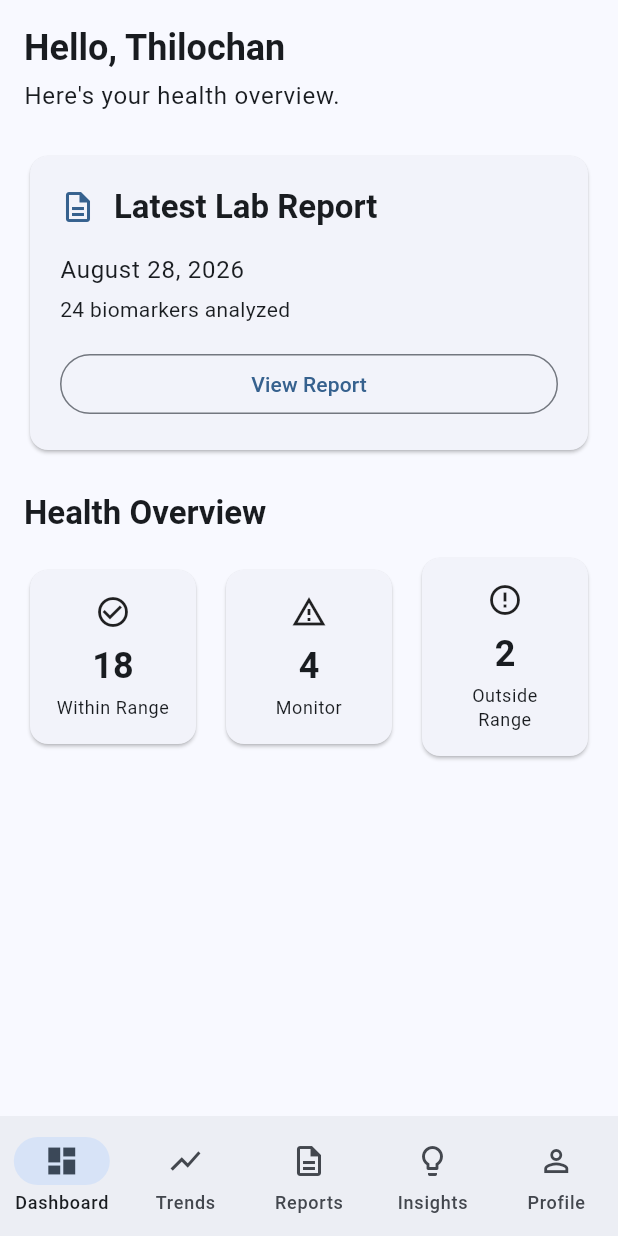
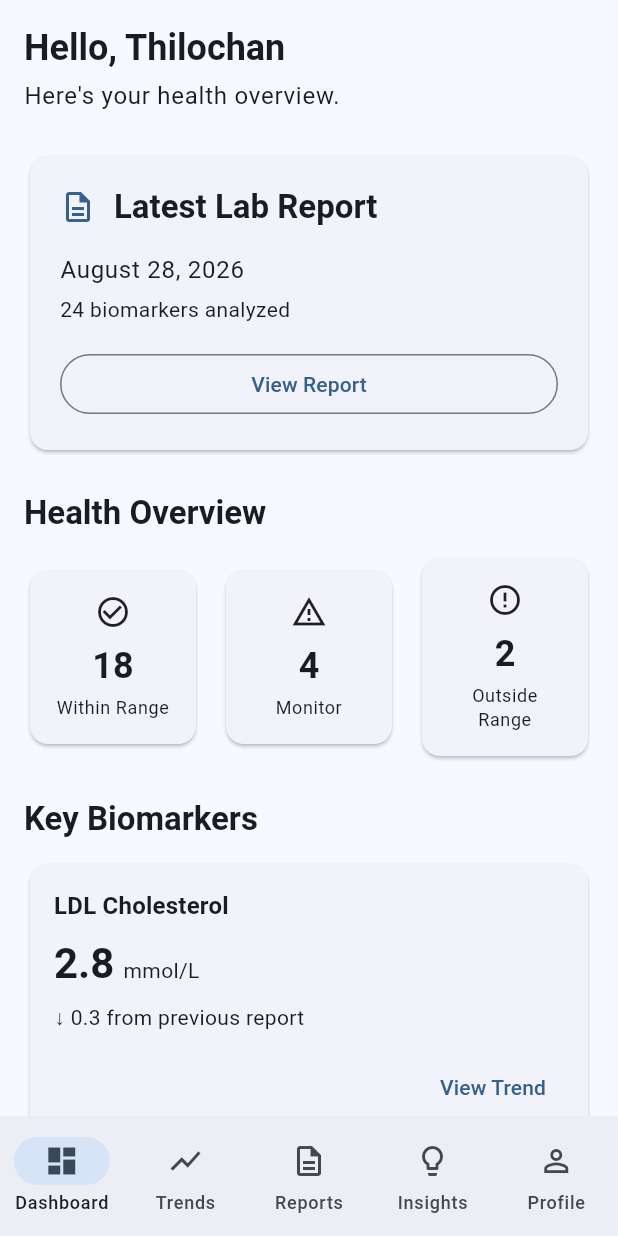
Before and after one commit to t-pathmanathan/Bloodlytics, a Flutter app: the screen it shows after launch, on a phone screen of 412 x 824 dp. Run offline on Flutter 3.47's test engine with Material 3 defaults, Android fonts, the phone set to English and light mode, and no system bars.

Commit message:
feat: add dashboard key biomarkers section and biomarker summary card

```diff
--- a/lib/features/dashboard/presentation/dashboard_screen.dart
+++ b/lib/features/dashboard/presentation/dashboard_screen.dart
@@ -3,6 +3,7 @@ import 'package:flutter/material.dart';
 import '../widgets/greetings_header.dart';
 import '../widgets/latest_report_card.dart';
 import '../widgets/health_summary_card.dart';
+import '../widgets/key_biomarkers_section.dart';
 
 class DashboardScreen extends StatelessWidget {
   const DashboardScreen({super.key});
@@ -26,8 +27,8 @@ class DashboardScreen extends StatelessWidget {
                 HealthSummaryCard(),
                 SizedBox(height: 24),
 
-                // KeyBiomarkersSection(),
-                // SizedBox(height: 24),
+                KeyBiomarkersSection(),
+                SizedBox(height: 24),
 
                 // RecentInsightCard(),
               ],
--- /dev/null
+++ b/lib/features/dashboard/widgets/biomarker_summary_card.dart
@@ -0,0 +1,61 @@
+import 'package:flutter/material.dart';
+
+class BiomarkerSummaryCard extends StatelessWidget {
+  const BiomarkerSummaryCard({
+    super.key,
+    required this.name,
+    required this.value,
+    required this.unit,
+    required this.change,
+  });
+
+  final String name;
+  final String value;
+  final String unit;
+  final String change;
+
+  @override
+  Widget build(BuildContext context) {
+    return Card(
+      child: Padding(
+        padding: const EdgeInsets.all(16),
+        child: Column(
+          crossAxisAlignment: CrossAxisAlignment.start,
+          children: [
+            Text(
+              name,
+              style: Theme.of(
+                context,
+              ).textTheme.titleMedium?.copyWith(fontWeight: FontWeight.bold),
+            ),
+            const SizedBox(height: 8),
+            Row(
+              crossAxisAlignment: CrossAxisAlignment.baseline,
+              textBaseline: TextBaseline.alphabetic,
+              children: [
+                Text(
+                  value,
+                  style: Theme.of(context).textTheme.headlineMedium?.copyWith(
+                    fontWeight: FontWeight.bold,
+                  ),
+                ),
+                const SizedBox(width: 6),
+                Text(unit, style: Theme.of(context).textTheme.bodyMedium),
+              ],
+            ),
+            const SizedBox(height: 8),
+            Text(change, style: Theme.of(context).textTheme.bodyMedium),
+            const SizedBox(height: 12),
+            Align(
+              alignment: Alignment.centerRight,
+              child: TextButton(
+                onPressed: () {},
+                child: const Text('View Trend'),
+              ),
+            ),
+          ],
+        ),
+      ),
+    );
+  }
+}
--- /dev/null
+++ b/lib/features/dashboard/widgets/key_biomarkers_section.dart
@@ -0,0 +1,43 @@
+import 'package:flutter/material.dart';
+
+import 'biomarker_summary_card.dart';
+
+class KeyBiomarkersSection extends StatelessWidget {
+  const KeyBiomarkersSection({super.key});
+
+  @override
+  Widget build(BuildContext context) {
+    return Column(
+      crossAxisAlignment: CrossAxisAlignment.start,
+      children: [
+        Text(
+          'Key Biomarkers',
+          style: Theme.of(
+            context,
+          ).textTheme.titleLarge?.copyWith(fontWeight: FontWeight.bold),
+        ),
+        const SizedBox(height: 12),
+        const BiomarkerSummaryCard(
+          name: 'LDL Cholesterol',
+          value: '2.8',
+          unit: 'mmol/L',
+          change: '↓ 0.3 from previous report',
+        ),
+        const SizedBox(height: 12),
+        const BiomarkerSummaryCard(
+          name: 'HDL Cholesterol',
+          value: '1.4',
+          unit: 'mmol/L',
+          change: '↑ 0.1 from previous report',
+        ),
+        const SizedBox(height: 12),
+        const BiomarkerSummaryCard(
+          name: 'HbA1c',
+          value: '5.4',
+          unit: '%',
+          change: '→ No significant change',
+        ),
+      ],
+    );
+  }
+}
```
Also changed, not shown: 3 other files.
